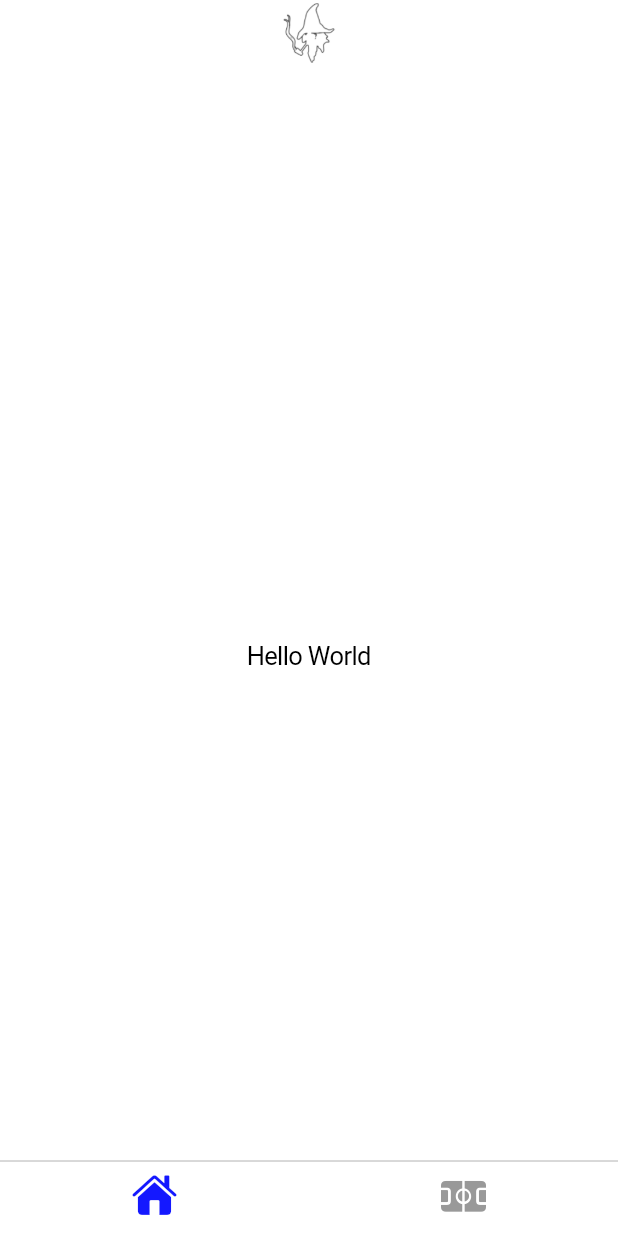
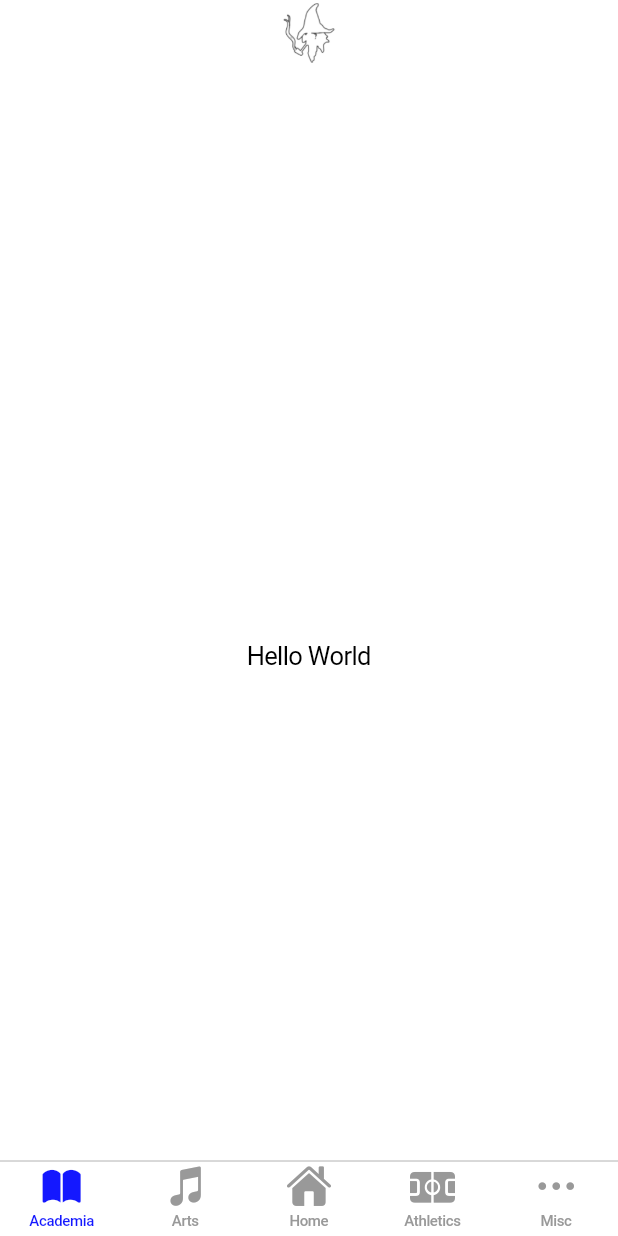
Before and after one commit to Mountie-Mobile/mountie-mobile-app, a Flutter app: the screen it shows after launch, on a phone screen of 412 x 824 dp. Run offline on Flutter 3.47's test engine with Material 2 defaults, Android fonts, the light colour scheme and no system bars.

Commit message:
Tab Bar
Labeled tab icons

```diff
--- a/lib/main.dart
+++ b/lib/main.dart
@@ -23,8 +23,26 @@ class _MountieMobileAppState extends State<MountieMobileAppMain> {
         tabBar: CupertinoTabBar(
           backgroundColor: Color.fromARGB(255, 255, 255, 255),
           items: const [
-            BottomNavigationBarItem(icon: Icon(CupertinoIcons.house_fill)),
-            BottomNavigationBarItem(icon: Icon(CupertinoIcons.sportscourt_fill))
+            BottomNavigationBarItem(
+              icon: Icon(CupertinoIcons.book_fill),
+              label: "Academia",
+            ),
+            BottomNavigationBarItem(
+              icon: Icon(CupertinoIcons.double_music_note),
+              label: "Arts",
+            ),
+            BottomNavigationBarItem(
+              icon: Icon(CupertinoIcons.house_fill),
+              label: "Home",
+            ),
+            BottomNavigationBarItem(
+              icon: Icon(CupertinoIcons.sportscourt_fill),
+              label: "Athletics",
+            ),
+            BottomNavigationBarItem(
+              icon: Icon(CupertinoIcons.ellipsis),
+              label: "Misc",
+            ),
           ],
         ),
         tabBuilder: (BuildContext context, int index) {
```
